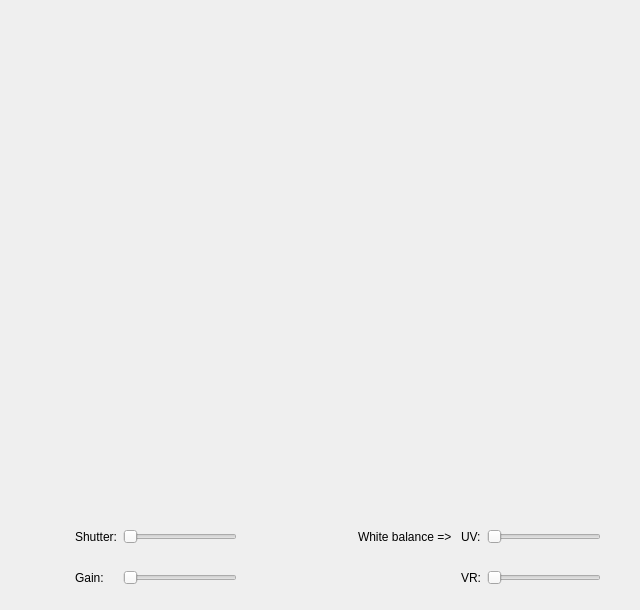
Above: videodialog.ui from MJAS1/vidman before the change. Below: the same form after it.
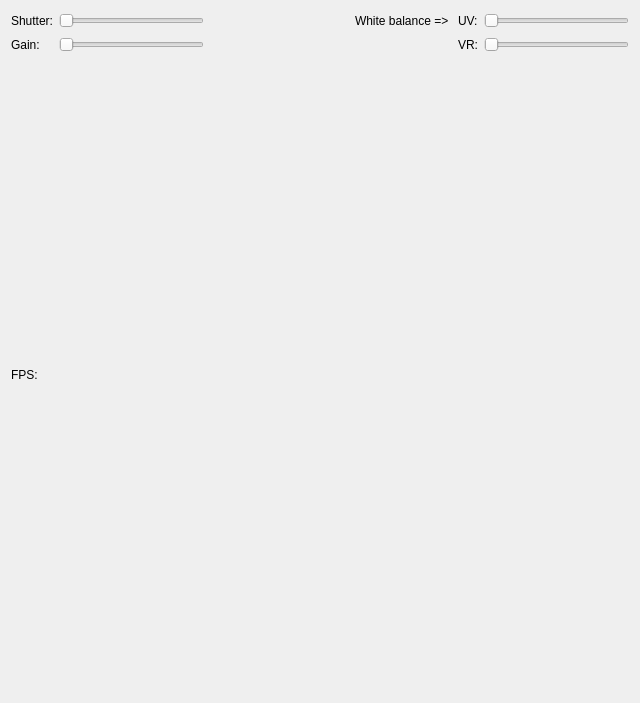
That is the form after the change.

```diff
--- a/videodialog.ui
+++ b/videodialog.ui
@@ -7,72 +7,58 @@
     <x>0</x>
     <y>0</y>
     <width>640</width>
-    <height>610</height>
+    <height>703</height>
    </rect>
   </property>
   <property name="windowTitle">
    <string>Video Dialog</string>
   </property>
-  <widget class="QWidget" name="layoutWidget">
-   <property name="geometry">
-    <rect>
-     <x>-40</x>
-     <y>510</y>
-     <width>641</width>
-     <height>92</height>
-    </rect>
-   </property>
+  <layout class="QVBoxLayout" name="verticalLayout">
+   <item>
    <layout class="QGridLayout" name="gridLayout">
-    <item row="1" column="2">
-     <widget class="QSlider" name="gainSlider">
-      <property name="orientation">
-       <enum>Qt::Horizontal</enum>
-      </property>
-     </widget>
-    </item>
-    <item row="1" column="1">
+     <item row="1" column="0">
      <widget class="QLabel" name="gainLabel">
       <property name="text">
        <string>Gain:</string>
       </property>
      </widget>
     </item>
-    <item row="0" column="2">
-     <widget class="QSlider" name="shutterSlider">
-      <property name="orientation">
-       <enum>Qt::Horizontal</enum>
+     <item row="0" column="3">
+      <widget class="QLabel" name="wbLabel">
+       <property name="text">
+        <string>White balance =&gt; </string>
       </property>
      </widget>
     </item>
     <item row="0" column="5">
-     <widget class="QLabel" name="uvLabel">
-      <property name="text">
-       <string>UV:</string>
+      <widget class="QSlider" name="uvSlider">
+       <property name="orientation">
+        <enum>Qt::Horizontal</enum>
       </property>
      </widget>
     </item>
-    <item row="1" column="5">
+     <item row="1" column="4">
      <widget class="QLabel" name="vrLabel">
       <property name="text">
        <string>VR:</string>
       </property>
      </widget>
     </item>
+     <item row="1" column="1">
+      <widget class="QSlider" name="gainSlider">
+       <property name="orientation">
+        <enum>Qt::Horizontal</enum>
+       </property>
+      </widget>
+     </item>
     <item row="0" column="4">
-     <widget class="QLabel" name="wbLabel">
+      <widget class="QLabel" name="uvLabel">
       <property name="text">
-       <string>White balance =&gt; </string>
+        <string>UV:</string>
       </property>
      </widget>
     </item>
-    <item row="0" column="6">
-     <widget class="QSlider" name="uvSlider">
-      <property name="orientation">
-       <enum>Qt::Horizontal</enum>
-      </property>
-     </widget>
-    </item>
-    <item row="1" column="6">
+     <item row="1" column="5">
      <widget class="QSlider" name="vrSlider">
       <property name="orientation">
        <enum>Qt::Horizontal</enum>
@@ -80,40 +66,48 @@
      </widget>
     </item>
     <item row="0" column="1">
+      <widget class="QSlider" name="shutterSlider">
+       <property name="orientation">
+        <enum>Qt::Horizontal</enum>
+       </property>
+      </widget>
+     </item>
+     <item row="0" column="2">
+      <spacer name="horizontalSpacer_2">
+       <property name="orientation">
+        <enum>Qt::Horizontal</enum>
+       </property>
+       <property name="sizeHint" stdset="0">
+        <size>
+         <width>40</width>
+         <height>20</height>
+        </size>
+       </property>
+      </spacer>
+     </item>
+     <item row="0" column="0">
      <widget class="QLabel" name="shutterLabel">
       <property name="text">
        <string>Shutter:</string>
       </property>
      </widget>
     </item>
-    <item row="0" column="0">
-     <spacer name="horizontalSpacer">
-      <property name="orientation">
-       <enum>Qt::Horizontal</enum>
-      </property>
-      <property name="sizeHint" stdset="0">
-       <size>
-        <width>40</width>
-        <height>20</height>
-       </size>
-      </property>
-     </spacer>
-    </item>
-    <item row="0" column="3">
-     <spacer name="horizontalSpacer_2">
-      <property name="orientation">
-       <enum>Qt::Horizontal</enum>
-      </property>
-      <property name="sizeHint" stdset="0">
-       <size>
-        <width>40</width>
-        <height>20</height>
-       </size>
-      </property>
-     </spacer>
-    </item>
-   </layout>
-  </widget>
+     <item row="2" column="0">
+      <widget class="QLabel" name="FPSLabel">
+       <property name="sizePolicy">
+        <sizepolicy hsizetype="Preferred" vsizetype="Preferred">
+         <horstretch>0</horstretch>
+         <verstretch>0</verstretch>
+        </sizepolicy>
+       </property>
+       <property name="text">
+        <string>FPS:</string>
+       </property>
+      </widget>
+     </item>
+    </layout>
+   </item>
+  </layout>
  </widget>
  <resources/>
  <connections>
```
Lines whose indentation alone changed are shown as unchanged.
